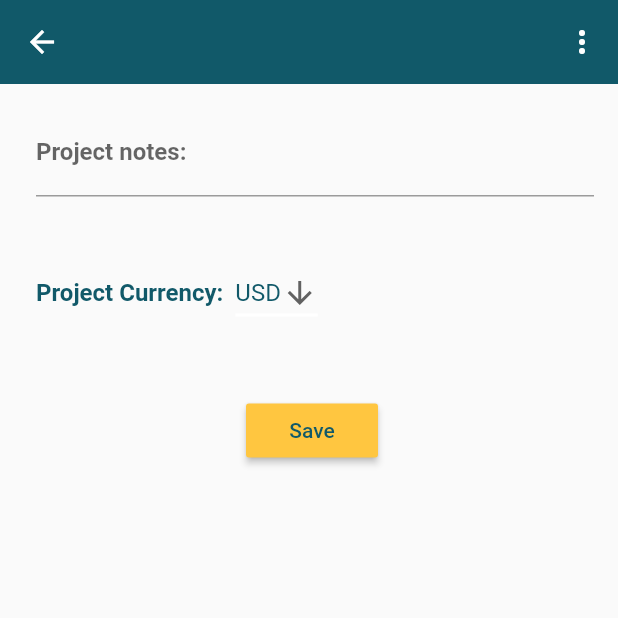
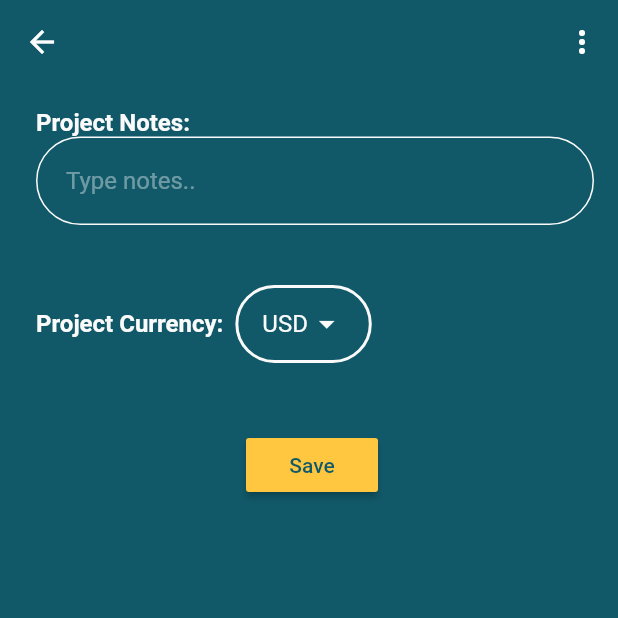
Before and after one commit to bguneys/Compact-Project-Cost-Calculator, a Flutter app: the EditProjectScreen screen opened directly with empty values, on a phone screen of 412 x 824 dp, the top half of it. Run offline on Flutter 3.47's test engine with Material 2 defaults, Android fonts, the phone set to English and light mode, and no system bars; our stand-ins replace sqflite; missing offline and left inert: dart:ffi; accounts and stored records are empty.

Commit message:
- SplashScreen added - UI adjustments are made

```diff
--- a/lib/main.dart
+++ b/lib/main.dart
@@ -26,6 +26,7 @@ class MainApp extends StatelessWidget {
           bodyText1: TextStyle(fontSize: 16.0, color: Color(0xFF115969), fontWeight: FontWeight.normal),
           bodyText2: TextStyle(fontSize: 16.0, color: Color(0xFFFAFAFA), fontWeight: FontWeight.normal),
 
+
         ),
 
         buttonTheme: ButtonThemeData(
--- a/lib/routes/EditProjectScreen.dart
+++ b/lib/routes/EditProjectScreen.dart
@@ -3,6 +3,7 @@ import 'package:bgsapp02082020/data/ItemRepository.dart';
 import 'package:bgsapp02082020/data/Project.dart';
 import 'package:bgsapp02082020/data/ProjectRepository.dart';
 import 'package:bgsapp02082020/routes/ProjectDetailsScreen.dart';
+import 'package:flutter/cupertino.dart';
 import 'package:flutter/material.dart';
 import 'package:flutter/services.dart';
 import 'EditItemScreenViewModel.dart';
@@ -35,6 +36,8 @@ class _EditProjectScreenState extends State<EditProjectScreen> {
   //final projectCurrencyTextFieldController = TextEditingController();
 
   String dropdownValue = 'USD'; //DropDownButton initial value
+
+  List<String> currencyOptions = <String>['USD', 'EUR', 'GBP', 'TRY'];
 
   @override
   void initState() {
@@ -79,6 +82,8 @@ class _EditProjectScreenState extends State<EditProjectScreen> {
       ),
 
       body: Container(
+        height: double.infinity,
+        color: Theme.of(context).backgroundColor,
         child: Form(
           key: _formKey,
           child: SingleChildScrollView(
@@ -89,15 +94,40 @@ class _EditProjectScreenState extends State<EditProjectScreen> {
 
                   Padding(
                     padding: const EdgeInsets.fromLTRB(24.0, 16.0, 16.0, 24.0),
-                    child: Row(
+                    child: Column(
+                      crossAxisAlignment: CrossAxisAlignment.start,
+                      children: <Widget>[
+                        Text("Project Notes:", style: Theme.of(context).textTheme.headline4),
+                        Row(
                           children: <Widget>[
                             Expanded(
+                              child: Theme(
+                                data: ThemeData(primaryColor: Color(0xFFFAFAFA), hintColor: Color.fromARGB(100, 255, 255, 255)),
                                 child: TextFormField(
+                                  style: Theme.of(context).textTheme.bodyText2,
                                   controller: projectNoteTextFieldController,
+                                  keyboardType: TextInputType.multiline,
+                                  maxLines: null,
                                   decoration: InputDecoration(
-                                labelText: "Project notes: "
+                                    enabledBorder: OutlineInputBorder(
+                                      borderSide: BorderSide(
+                                          color: Theme.of(context).cardColor
+                                      ),
+                                      borderRadius: BorderRadius.all(Radius.circular(45)),
+                                    ),
+                                    border: OutlineInputBorder(
+                                      borderSide: BorderSide(
+                                          color: Theme.of(context).cardColor
+                                      ),
+                                      borderRadius: BorderRadius.all(Radius.circular(45)),
+                                    ),
+                                    hintText: "Type notes..",
+                                    contentPadding: EdgeInsets.fromLTRB(20.0, 20.0, 20.0, 20.0),
                                   ),
                                 ),
+                              ),
+                            ),
+                          ],
                         ),
                       ],
                     ),
@@ -107,30 +137,41 @@ class _EditProjectScreenState extends State<EditProjectScreen> {
                     padding: const EdgeInsets.fromLTRB(24.0, 16.0, 16.0, 24.0),
                     child: Row(
                       children: <Widget>[
-                        Text("Project Currency:", style: Theme.of(context).textTheme.subtitle1),
+                        Text("Project Currency:", style: Theme.of(context).textTheme.headline4),
                         Padding(
                           padding: const EdgeInsets.fromLTRB(8.0, 0.0, 0.0, 0.0),
+                          child: Container(
+                            padding: const EdgeInsets.fromLTRB(16.0, 0.0, 16.0, 0.0),
+                            decoration: BoxDecoration(
+                              border: Border.all(
+                                color: Theme.of(context).cardColor,
+                                width: 2,
+                              ),
+                              borderRadius: BorderRadius.circular(45),
+                            ),
                             child: DropdownButton<String>(
+                                dropdownColor: Theme.of(context).backgroundColor,
                                 value: dropdownValue,
-                              icon: Icon(Icons.arrow_downward),
+                                style: TextStyle(color: Theme.of(context).backgroundColor),
+                                icon: Icon(Icons.arrow_drop_down),
+                                iconEnabledColor: Theme.of(context).cardColor,
                                 iconSize: 24,
                                 elevation: 16,
                                 underline: Container(
-                                height: 2,
-                                color: Colors.white,
+                                  height: 0,
                                 ),
                                 onChanged: (String newValue) {
                                   setState(() {
                                     dropdownValue = newValue;
                                   });
                                 },
-                              items: <String>['USD', 'EUR', 'GBP', 'TRY']
-                                  .map<DropdownMenuItem<String>>((String value) {
+                                items: currencyOptions.map<DropdownMenuItem<String>>((String value) {
                                   return DropdownMenuItem<String>(
                                     value: value,
-                                  child: Text(value, style: Theme.of(context).textTheme.bodyText1),
+                                    child: Text(value, style: Theme.of(context).textTheme.bodyText2),
                                   );
                                 }).toList(),
+                              ),
                           ),
                         ),
                       ],
--- a/lib/routes/MainScreen.dart
+++ b/lib/routes/MainScreen.dart
@@ -278,10 +278,10 @@ class _MainScreenState extends State<MainScreen> {
       barrierDismissible: false, // user must tap button to close dialog
       builder: (BuildContext context) {
         return AlertDialog(
-          title: Text('Delete Project?'),
+          title: Text('Delete Project?', style: Theme.of(context).textTheme.bodyText1),
           actions: <Widget>[
             FlatButton(
-              child: Text('Yes'),
+              child: Text('YES', style: Theme.of(context).textTheme.subtitle1),
               onPressed: () {
                 _deleteProject(longTappedProject);
                 populateProjectList();
@@ -289,7 +289,7 @@ class _MainScreenState extends State<MainScreen> {
               },
             ),
             FlatButton(
-              child: Text('No'),
+              child: Text('NO', style: Theme.of(context).textTheme.subtitle1),
               onPressed: () {
                 Navigator.of(context).pop();
               },
--- a/lib/routes/ProjectDetailsScreen.dart
+++ b/lib/routes/ProjectDetailsScreen.dart
@@ -317,10 +317,10 @@ class _ProjectDetailsScreenState extends State<ProjectDetailsScreen> {
       barrierDismissible: false, // user must tap button to close dialog
       builder: (BuildContext context) {
         return AlertDialog(
-          title: Text('Delete Item?'),
+          title: Text('Delete Item?', style: Theme.of(context).textTheme.bodyText1),
           actions: <Widget>[
             FlatButton(
-              child: Text('Yes'),
+              child: Text('YES', style: Theme.of(context).textTheme.subtitle1),
               onPressed: () {
                 _deleteItem(longTappedItem);
                 populateItemList();
@@ -328,7 +328,7 @@ class _ProjectDetailsScreenState extends State<ProjectDetailsScreen> {
               },
             ),
             FlatButton(
-              child: Text('No'),
+              child: Text('NO', style: Theme.of(context).textTheme.subtitle1),
               onPressed: () {
                 Navigator.of(context).pop();
               },
```
Also changed, not shown: 5 other files. Lines whose indentation alone changed are shown as unchanged.
